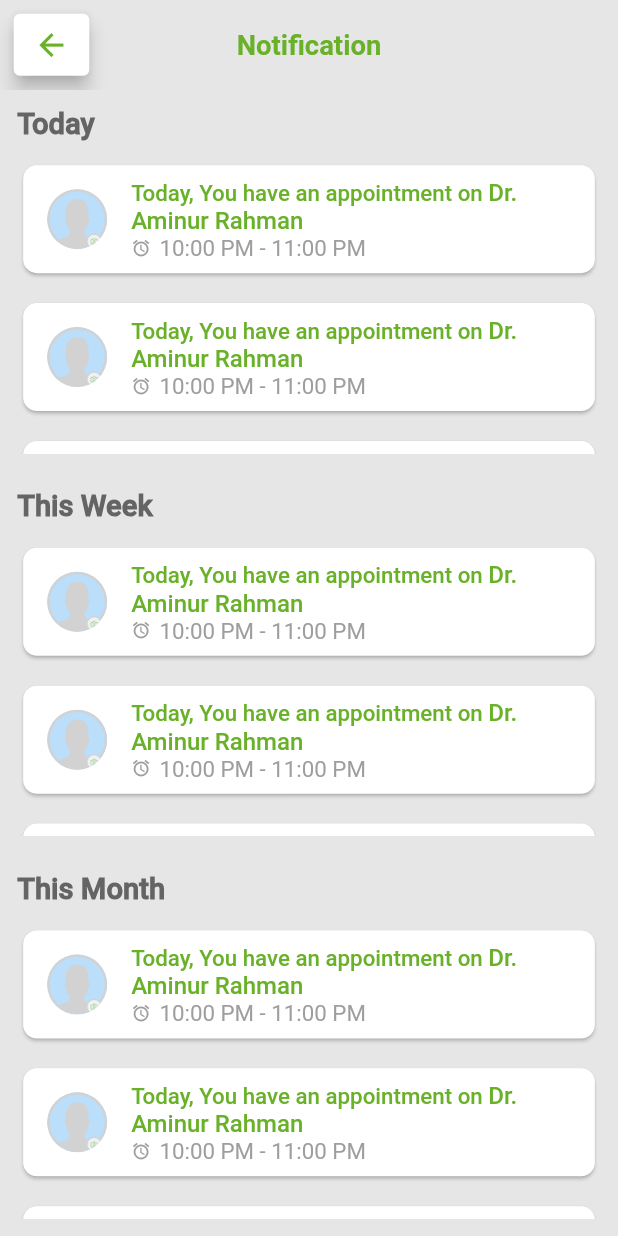
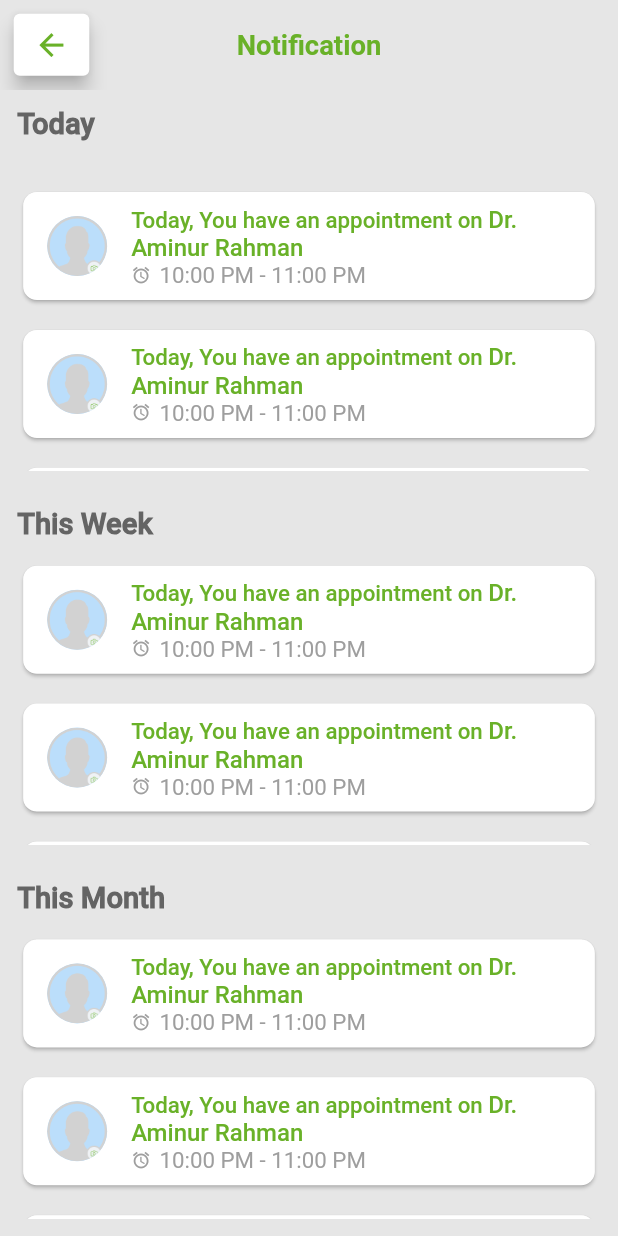
Before and after one commit to robiulm60ict/mhp-digipatient-app-android, a Flutter app: the NotificationsView screen opened by its route, on a phone screen of 412 x 824 dp. Run offline on Flutter 3.47's test engine with Material 2 defaults, Android fonts, the phone set to English and light mode, and no system bars; our stand-ins replace animated_text_kit, another_flushbar, auto_route, badges, curved_navigation_bar, flutter_localization and 7 more; missing offline and left inert: agora_uikit, flutterzilla_fixed_grid, human_body_selector, onboarding, zoom_widget; statements that could not run were skipped.

Commit message:
Changing height

```diff
--- a/lib/view/notifications_view.dart
+++ b/lib/view/notifications_view.dart
@@ -39,7 +39,7 @@ class NotificationsView extends StatelessWidget {
               ),
             ),
             SizedBox(
-              height: 10.h,
+              height: 25.h,
             ),
             Expanded(
               child: ListView.separated(
```
